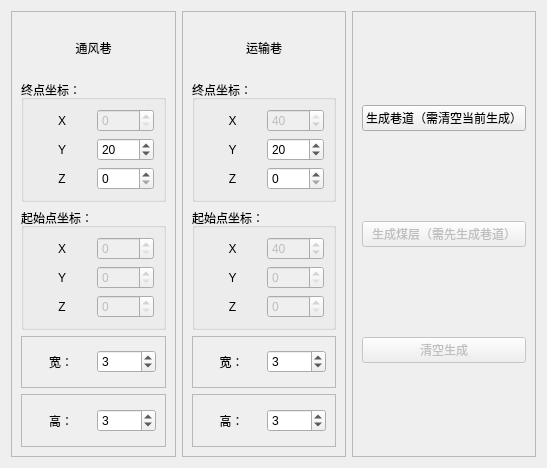
Before: the Qt Designer form ui/roadway.ui in ez4jc/working_face_master, drawn with Qt 5.
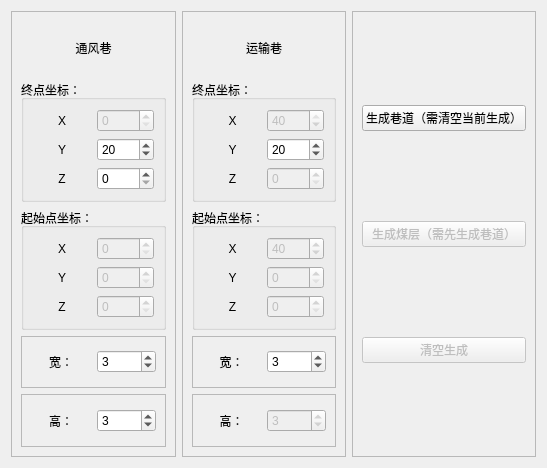
After: the same form once the commit is applied.

What changed in the file:
```diff
--- a/ui/roadway.ui
+++ b/ui/roadway.ui
@@ -265,7 +265,11 @@
           </widget>
          </item>
          <item row="2" column="1">
-          <widget class="QSpinBox" name="spinBox_transportAlley_z"/>
+          <widget class="QSpinBox" name="spinBox_transportAlley_z">
+           <property name="enabled">
+            <bool>false</bool>
+           </property>
+          </widget>
          </item>
          <item row="0" column="0">
           <widget class="QLabel" name="label_13">
@@ -413,6 +417,9 @@
          </item>
          <item>
           <widget class="QSpinBox" name="spinBox_transportAlley_height">
+           <property name="enabled">
+            <bool>false</bool>
+           </property>
            <property name="value">
             <number>3</number>
            </property>
```
